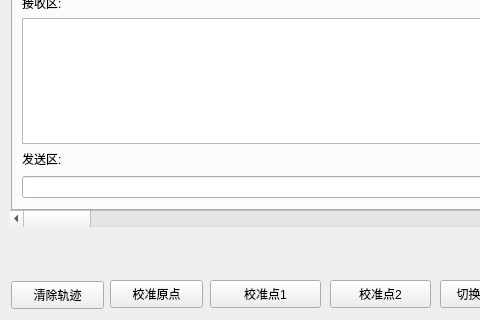
The window that lighthouse_host/mainwindow.ui (atomic-hkust-gz/lighthouse-tracking) describes before a commit, drawn with Qt 5; both pictures show x 0 to 480 and y 280 to 600 of the 800 by 600 pixel window.
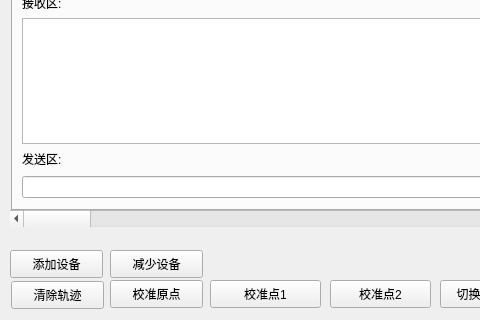
The same window after the commit.

Patch:
```diff
--- a/lighthouse_host/mainwindow.ui
+++ b/lighthouse_host/mainwindow.ui
@@ -279,6 +279,32 @@
      <string/>
     </property>
    </widget>
+   <widget class="QPushButton" name="btnAddDevice">
+    <property name="geometry">
+     <rect>
+      <x>10</x>
+      <y>530</y>
+      <width>93</width>
+      <height>28</height>
+     </rect>
+    </property>
+    <property name="text">
+     <string>添加设备</string>
+    </property>
+   </widget>
+   <widget class="QPushButton" name="btnDelDevice">
+    <property name="geometry">
+     <rect>
+      <x>110</x>
+      <y>530</y>
+      <width>93</width>
+      <height>28</height>
+     </rect>
+    </property>
+    <property name="text">
+     <string>减少设备</string>
+    </property>
+   </widget>
   </widget>
  </widget>
  <resources/>
```
